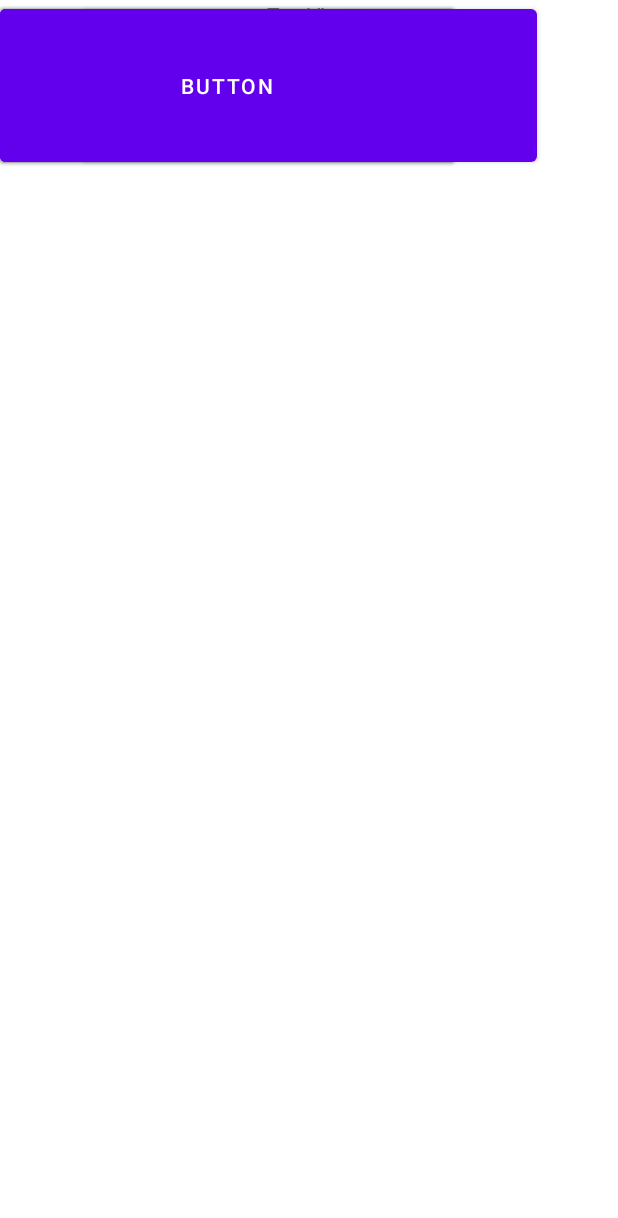
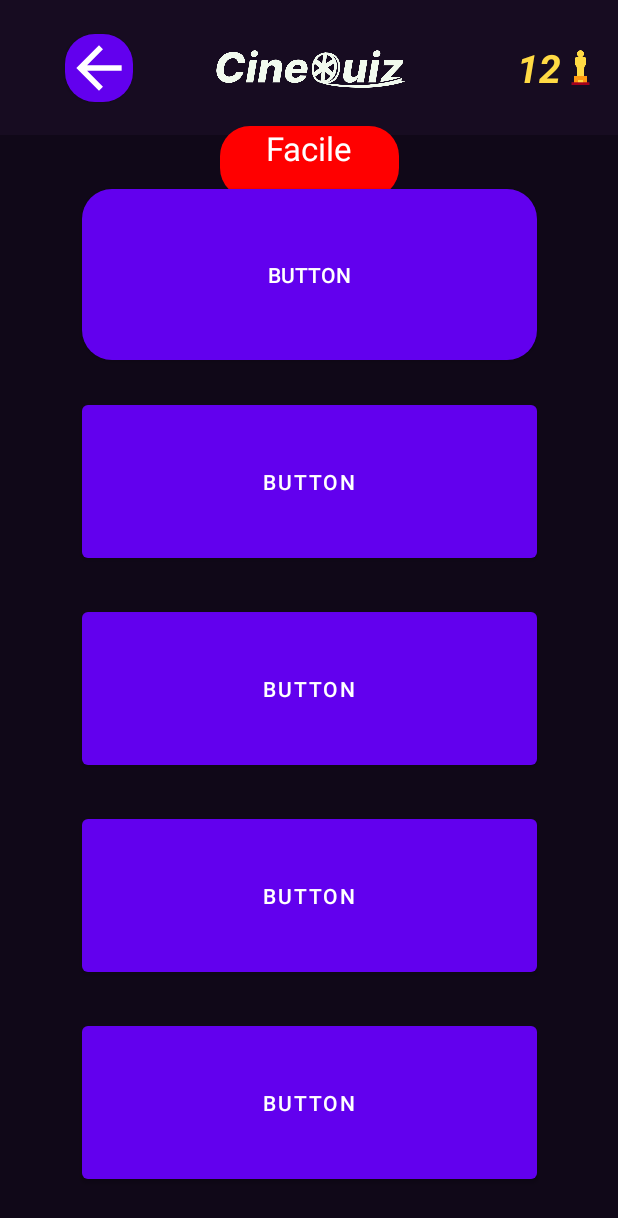
Before and after one commit to Ronteah/CineQuiz, an Android app: the layout activity_mode.xml on its own in the app's theme, with its tools: preview values and no code run, on a phone screen of 412 x 824 dp. Shown: the top 1218 px of the screen. Run offline under Robolectric (Android 15) with nearby library versions, the phone set to English and light mode, and no system bars.

Commit message:
du design

```diff
--- a/app/src/main/res/drawable/stat_button.xml
+++ b/app/src/main/res/drawable/stat_button.xml
@@ -2,7 +2,7 @@
 <selector xmlns:android="http://schemas.android.com/apk/res/android">
 <item>
     <shape android:shape="rectangle">
-        <corners android:radius="5dp"/>
+        <corners android:radius="20dp"/>
         <solid android:color="#FF0000"/>
     </shape>
 </item>
--- a/app/src/main/res/layout/activity_mode.xml
+++ b/app/src/main/res/layout/activity_mode.xml
@@ -4,55 +4,83 @@
     xmlns:tools="http://schemas.android.com/tools"
     android:layout_width="match_parent"
     android:layout_height="match_parent"
+    android:background="@color/dark_blue"
     tools:context=".ModeActivity">
+
+    <include
+        android:id="@+id/include"
+        layout="@layout/banner" />
 
     <Button
         android:id="@+id/button3"
         android:layout_width="303dp"
         android:layout_height="114dp"
+        android:layout_marginBottom="24dp"
         android:text="Button"
-        tools:layout_editor_absoluteX="54dp"
-        tools:layout_editor_absoluteY="301dp" />
+        app:layout_constraintBottom_toTopOf="@+id/button"
+        app:layout_constraintEnd_toEndOf="@+id/button4"
+        app:layout_constraintHorizontal_bias="0.0"
+        app:layout_constraintStart_toStartOf="@+id/button4" />
 
     <Button
         android:id="@+id/button"
         android:layout_width="303dp"
         android:layout_height="114dp"
+        android:layout_marginBottom="24dp"
         android:text="Button"
-        tools:layout_editor_absoluteX="54dp"
-        tools:layout_editor_absoluteY="444dp" />
+        app:layout_constraintBottom_toTopOf="@+id/button5"
+        app:layout_constraintEnd_toEndOf="@+id/button3"
+        app:layout_constraintHorizontal_bias="0.0"
+        app:layout_constraintStart_toStartOf="@+id/button3" />
 
     <Button
         android:id="@+id/button4"
+        style="@style/Widget.AppCompat.Button"
         android:layout_width="303dp"
         android:layout_height="114dp"
+        android:layout_marginBottom="24dp"
+        android:background="@drawable/stat_button"
         android:text="Button"
+        app:layout_constraintBottom_toTopOf="@+id/button3"
         app:layout_constraintEnd_toEndOf="parent"
-        app:layout_constraintStart_toStartOf="parent"
-        tools:layout_editor_absoluteY="165dp" />
+        app:layout_constraintStart_toStartOf="parent" />
 
     <Button
         android:id="@+id/button5"
         android:layout_width="303dp"
         android:layout_height="114dp"
+        android:layout_marginBottom="24dp"
         android:text="Button"
-        tools:layout_editor_absoluteX="54dp"
-        tools:layout_editor_absoluteY="583dp" />
+        app:layout_constraintBottom_toTopOf="@+id/button6"
+        app:layout_constraintEnd_toEndOf="@+id/button"
+        app:layout_constraintHorizontal_bias="0.0"
+        app:layout_constraintStart_toStartOf="@+id/button" />
 
     <Button
         android:id="@+id/button6"
         android:layout_width="303dp"
         android:layout_height="114dp"
+        android:layout_marginBottom="32dp"
         android:text="Button"
-        tools:layout_editor_absoluteX="54dp"
-        tools:layout_editor_absoluteY="723dp" />
+        app:layout_constraintBottom_toBottomOf="parent"
+        app:layout_constraintEnd_toEndOf="@+id/button5"
+        app:layout_constraintHorizontal_bias="0.0"
+        app:layout_constraintStart_toStartOf="@+id/button5" />
 
     <TextView
-        android:id="@+id/bou"
-        android:layout_width="wrap_content"
-        android:layout_height="wrap_content"
-        android:text="TextView"
+        android:id="@+id/difficulte"
+        android:layout_width="119dp"
+        android:layout_height="48dp"
+        android:background="@drawable/stat_button"
+        android:drawableBottom="@drawable/stat_button"
+        android:text="Facile"
+        android:textAlignment="center"
+        android:textAppearance="@style/TextAppearance.AppCompat.Large"
+        android:textColor="@color/white"
+        app:drawableBottomCompat="@drawable/stat_button"
+        app:layout_constraintBottom_toTopOf="@+id/button4"
         app:layout_constraintEnd_toEndOf="@+id/button4"
         app:layout_constraintStart_toStartOf="@+id/button4"
-        tools:layout_editor_absoluteY="19dp" />
+        app:layout_constraintTop_toBottomOf="@+id/include" />
+
 </androidx.constraintlayout.widget.ConstraintLayout>
--- /dev/null
+++ b/app/src/main/res/layout/banner.xml
@@ -0,0 +1,66 @@
+<?xml version="1.0" encoding="utf-8"?>
+<androidx.constraintlayout.widget.ConstraintLayout xmlns:android="http://schemas.android.com/apk/res/android"
+    xmlns:app="http://schemas.android.com/apk/res-auto"
+    xmlns:tools="http://schemas.android.com/tools"
+    android:id="@+id/banner"
+    android:layout_width="match_parent"
+    android:layout_height="90dp"
+    android:background="@color/bg_blue"
+    android:orientation="horizontal"
+    tools:showIn="@layout/activity_main">
+
+    <Button
+        android:id="@+id/retour"
+        android:layout_width="45dp"
+        android:layout_height="45dp"
+        android:background="@drawable/stat_button"
+        android:backgroundTint="#FF0303"
+        android:foreground="?attr/homeAsUpIndicator"
+        android:foregroundTint="@color/white"
+        android:textColor="@color/white"
+        app:layout_constraintBottom_toBottomOf="parent"
+        app:layout_constraintEnd_toStartOf="@+id/imageView"
+        app:layout_constraintStart_toStartOf="parent"
+        app:layout_constraintTop_toTopOf="parent" />
+
+    <ImageView
+        android:id="@+id/imageView"
+        android:layout_width="150dp"
+        android:layout_height="59dp"
+        android:contentDescription="Logo CineQuiz"
+        android:gravity="center"
+        app:layout_constraintBottom_toBottomOf="parent"
+        app:layout_constraintEnd_toEndOf="parent"
+        app:layout_constraintStart_toStartOf="parent"
+        app:layout_constraintTop_toTopOf="parent"
+        app:srcCompat="@drawable/logo_cinequiz" />
+
+    <LinearLayout
+        android:id="@+id/linearLayout"
+        android:layout_width="wrap_content"
+        android:layout_height="wrap_content"
+        android:background="@color/bg_blue"
+        android:orientation="horizontal"
+        app:layout_constraintBottom_toBottomOf="parent"
+        app:layout_constraintEnd_toEndOf="parent"
+        app:layout_constraintStart_toEndOf="@+id/imageView"
+        app:layout_constraintTop_toTopOf="parent">
+
+        <TextView
+            android:layout_width="40dp"
+            android:layout_height="match_parent"
+            android:layout_marginStart="40dp"
+            android:gravity="center"
+            android:text="12"
+            android:textColor="@color/yellow"
+            android:textSize="26sp"
+            android:textStyle="normal|bold|italic" />
+
+        <ImageView
+            android:layout_width="15dp"
+            android:layout_height="match_parent"
+            android:contentDescription="Icon Oscar"
+            app:srcCompat="@drawable/oscar" />
+    </LinearLayout>
+
+</androidx.constraintlayout.widget.ConstraintLayout>
```
Also changed, not shown: app/src/main/res/drawable/return_button.xml (added, +10 -0 lines), app/src/main/res/layout/activity_main.xml (+71 -110 lines).
